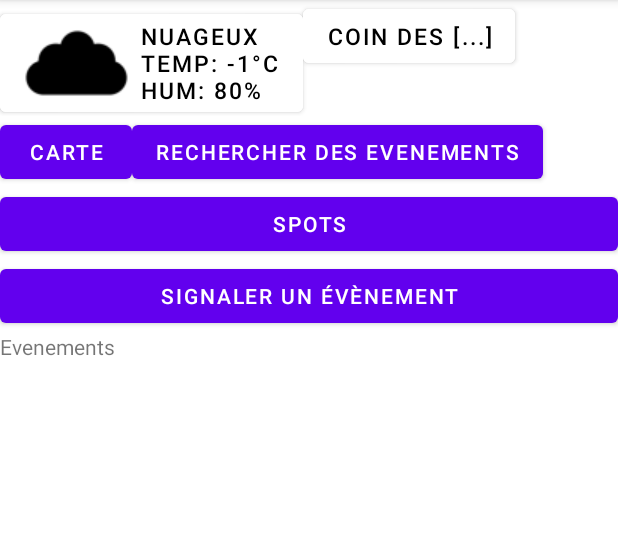
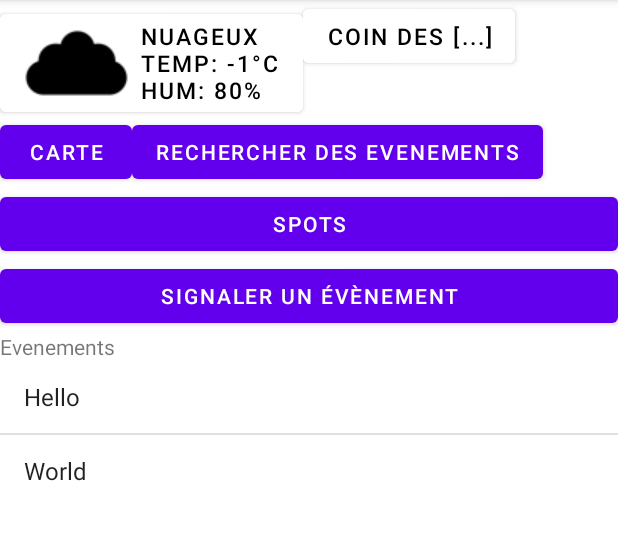
Before and after one commit to lespoischiches/naufrage, an Android app: the screen it shows after launch (MainActivity), on a phone screen of 412 x 824 dp, the part 84-624 px from its top. Run offline under Robolectric (Android 15) with nearby library versions, the phone set to English and light mode, and no system bars.

Commit message:
Implement events list

```diff
--- a/app/src/main/java/com/thomas/bateau/EvenementAccueilFragment.java
+++ b/app/src/main/java/com/thomas/bateau/EvenementAccueilFragment.java
@@ -1,15 +1,25 @@
 package com.thomas.bateau;
 
+import android.database.DataSetObserver;
 import android.os.Bundle;
 import android.view.LayoutInflater;
 import android.view.View;
 import android.view.ViewGroup;
+import android.widget.ArrayAdapter;
+import android.widget.ListAdapter;
+import android.widget.ListView;
 
 import androidx.annotation.NonNull;
 import androidx.annotation.Nullable;
 import androidx.fragment.app.Fragment;
 
+import java.util.Arrays;
+import java.util.List;
+
 public class EvenementAccueilFragment extends Fragment {
+
+    private View fragView;
+
     public EvenementAccueilFragment() {
         //
     }
@@ -17,6 +27,10 @@ public class EvenementAccueilFragment extends Fragment {
     @Nullable
     @Override
     public View onCreateView(@NonNull LayoutInflater inflater, @Nullable ViewGroup container, @Nullable Bundle savedInstanceState) {
-        return inflater.inflate(R.layout.evenement_accueil_fragment, container, false);
+        fragView=inflater.inflate(R.layout.evenement_accueil_fragment, container, false);
+        ListView listView=fragView.findViewById(R.id.frag_evenements_list);
+        List<String> listItems=Arrays.asList("Hello", "World");
+        listView.setAdapter(new ArrayAdapter<String>(fragView.getContext(), android.R.layout.simple_list_item_1, listItems));
+        return fragView;
     }
 }
--- a/app/src/main/res/layout/evenement_accueil_fragment.xml
+++ b/app/src/main/res/layout/evenement_accueil_fragment.xml
@@ -1,16 +1,22 @@
 <?xml version="1.0" encoding="utf-8"?>
 <LinearLayout xmlns:android="http://schemas.android.com/apk/res/android"
-    android:orientation="vertical" android:layout_width="match_parent"
+    xmlns:tools="http://schemas.android.com/tools"
+    android:orientation="vertical"
+    android:layout_width="match_parent"
     android:layout_height="match_parent">
 
     <TextView
-    android:layout_width="fill_parent"
-    android:layout_height="wrap_content"
-    android:text="Evenements" android:id="@+id/frag_evenements_titre"
+        android:id="@+id/frag_evenements_titre"
+        android:layout_width="fill_parent"
+        android:layout_height="wrap_content"
+        android:text="Evenements"
+
         />
 
     <ListView
+        android:id="@+id/frag_evenements_list"
         android:layout_width="fill_parent"
-        android:layout_height="fill_parent" />
+        android:layout_height="fill_parent"
+        />
 
 </LinearLayout>
```
